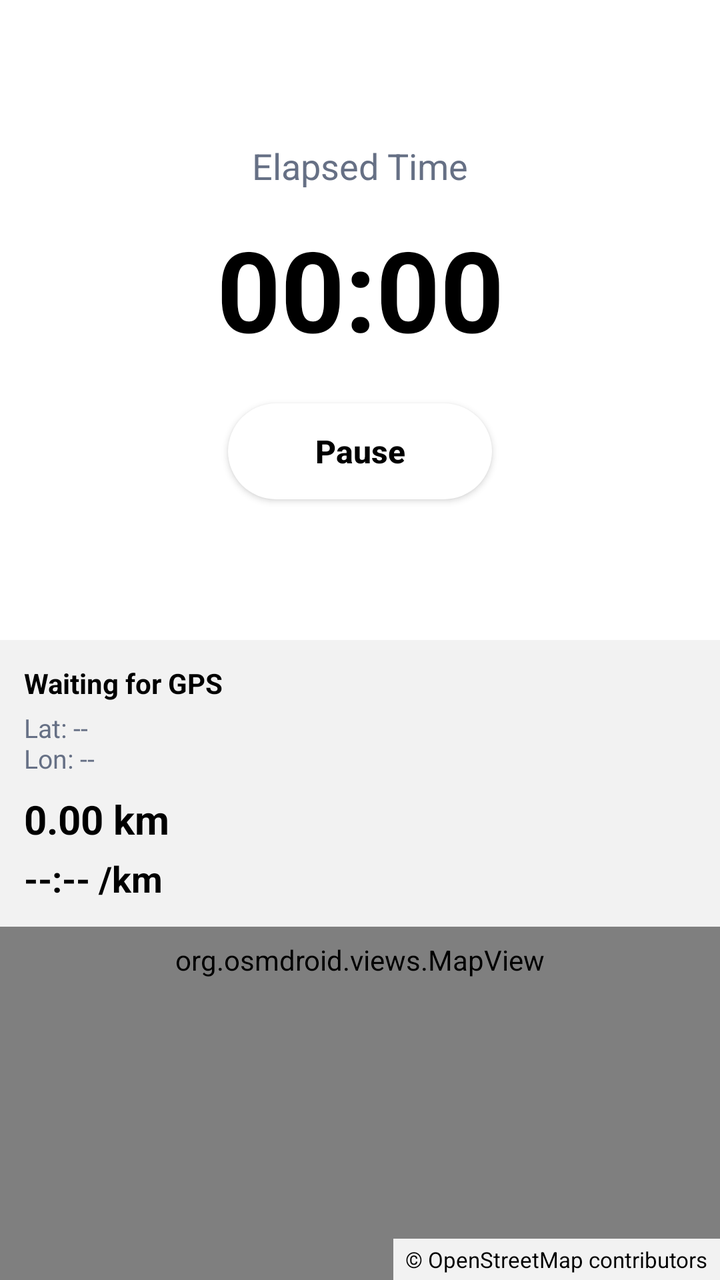
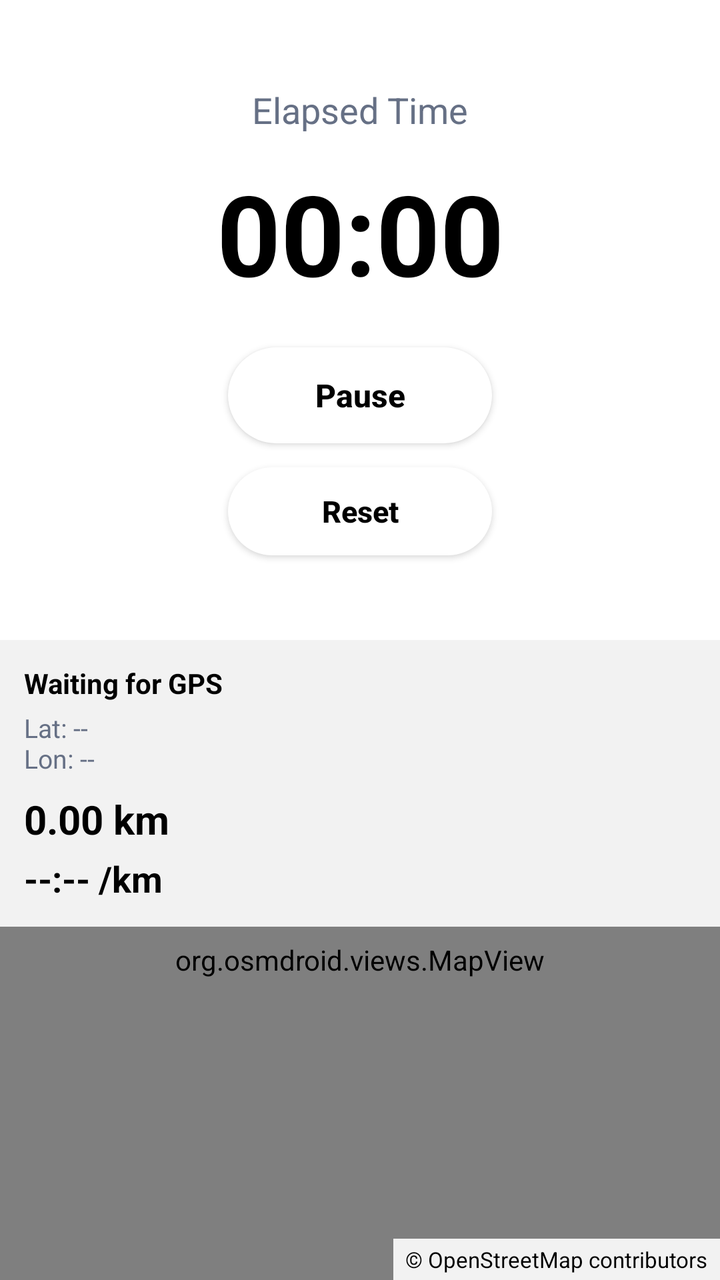

Two renders of the same Android screen: before a commit and after it. Below are the layout's source before the change and the commit's diff.
<!-- AndroidManifest.xml: application theme Theme.runr -->
<!-- res/layout/activity_run.xml -->
<?xml version="1.0" encoding="utf-8"?>
<androidx.constraintlayout.widget.ConstraintLayout xmlns:android="http://schemas.android.com/apk/res/android"
    xmlns:app="http://schemas.android.com/apk/res-auto"
    xmlns:tools="http://schemas.android.com/tools"
    android:id="@+id/runRoot"
    android:layout_width="match_parent"
    android:layout_height="match_parent"
    android:background="@color/run_screen_background"
    tools:context=".RunActivity">

    <androidx.constraintlayout.widget.Guideline
        android:id="@+id/halfwayGuideline"
        android:layout_width="wrap_content"
        android:layout_height="wrap_content"
        android:orientation="horizontal"
        app:layout_constraintGuide_percent="0.5" />

    <androidx.constraintlayout.widget.ConstraintLayout
        android:id="@+id/timerContainer"
        android:layout_width="0dp"
        android:layout_height="0dp"
        android:paddingStart="24dp"
        android:paddingEnd="24dp"
        app:layout_constraintBottom_toTopOf="@id/halfwayGuideline"
        app:layout_constraintEnd_toEndOf="parent"
        app:layout_constraintStart_toStartOf="parent"
        app:layout_constraintTop_toTopOf="parent">

        <TextView
            android:id="@+id/elapsedTimeLabel"
            android:layout_width="wrap_content"
            android:layout_height="wrap_content"
            android:text="@string/elapsed_time"
            android:textColor="@color/run_screen_secondary_text"
            android:textSize="18sp"
            app:layout_constraintBottom_toTopOf="@id/elapsedTimeChronometer"
            app:layout_constraintEnd_toEndOf="parent"
            app:layout_constraintStart_toStartOf="parent"
            app:layout_constraintTop_toTopOf="parent"
            app:layout_constraintVertical_chainStyle="packed" />

        <Chronometer
            android:id="@+id/elapsedTimeChronometer"
            android:layout_width="wrap_content"
            android:layout_height="wrap_content"
            android:layout_marginTop="12dp"
            android:fontFamily="sans"
            android:format="%s"
            android:textColor="@color/run_screen_primary_text"
            android:textSize="56sp"
            android:textStyle="bold"
            app:layout_constraintBottom_toTopOf="@id/pauseRunButton"
            app:layout_constraintEnd_toEndOf="parent"
            app:layout_constraintStart_toStartOf="parent"
            app:layout_constraintTop_toBottomOf="@id/elapsedTimeLabel" />

        <androidx.appcompat.widget.AppCompatButton
            android:id="@+id/pauseRunButton"
            android:layout_width="wrap_content"
            android:layout_height="wrap_content"
            android:layout_marginTop="20dp"
            android:minWidth="132dp"
            android:minHeight="48dp"
            android:background="@drawable/start_run_button_background"
            android:backgroundTint="@null"
            android:elevation="4dp"
            android:paddingStart="24dp"
            android:paddingEnd="24dp"
            android:text="@string/pause_run"
            android:textAllCaps="false"
            android:textColor="@color/start_run_button_text"
            android:textSize="16sp"
            android:textStyle="bold"
            app:backgroundTint="@null"
            app:layout_constraintBottom_toBottomOf="parent"
            app:layout_constraintEnd_toEndOf="parent"
            app:layout_constraintStart_toStartOf="parent"
            app:layout_constraintTop_toBottomOf="@id/elapsedTimeChronometer" />

    </androidx.constraintlayout.widget.ConstraintLayout>

    <FrameLayout
        android:id="@+id/mapContainer"
        android:layout_width="0dp"
        android:layout_height="0dp"
        android:background="@color/map_placeholder_background"
        app:layout_constraintBottom_toBottomOf="parent"
        app:layout_constraintEnd_toEndOf="parent"
        app:layout_constraintStart_toStartOf="parent"
        app:layout_constraintTop_toBottomOf="@id/halfwayGuideline">

        <org.osmdroid.views.MapView
            android:id="@+id/runMapView"
            android:layout_width="match_parent"
            android:layout_height="match_parent" />

        <LinearLayout
            android:layout_width="match_parent"
            android:layout_height="wrap_content"
            android:layout_gravity="top"
            android:background="@color/map_status_overlay_background"
            android:orientation="vertical"
            android:padding="12dp">

            <TextView
                android:id="@+id/locationStatusText"
                android:layout_width="match_parent"
                android:layout_height="wrap_content"
                android:text="@string/location_waiting"
                android:textColor="@color/run_screen_primary_text"
                android:textSize="14sp"
                android:textStyle="bold" />

            <TextView
                android:id="@+id/locationCoordinatesText"
                android:layout_width="match_parent"
                android:layout_height="wrap_content"
                android:layout_marginTop="4dp"
                android:text="@string/location_coordinates_placeholder"
                android:textColor="@color/run_screen_secondary_text"
                android:textSize="13sp" />

            <TextView
                android:id="@+id/distanceText"
                android:layout_width="match_parent"
                android:layout_height="wrap_content"
                android:layout_marginTop="8dp"
                android:text="@string/distance_placeholder"
                android:textColor="@color/run_screen_primary_text"
                android:textSize="20sp"
                android:textStyle="bold" />

            <TextView
                android:id="@+id/paceText"
                android:layout_width="match_parent"
                android:layout_height="wrap_content"
                android:layout_marginTop="4dp"
                android:text="@string/pace_placeholder"
                android:textColor="@color/run_screen_primary_text"
                android:textSize="18sp"
                android:textStyle="bold" />

        </LinearLayout>

        <TextView
            android:id="@+id/mapAttributionText"
            android:layout_width="wrap_content"
            android:layout_height="wrap_content"
            android:layout_gravity="bottom|end"
            android:background="@color/map_status_overlay_background"
            android:paddingStart="6dp"
            android:paddingTop="3dp"
            android:paddingEnd="6dp"
            android:paddingBottom="3dp"
            android:text="@string/map_attribution"
            android:textColor="@color/run_screen_primary_text"
            android:textSize="11sp" />

    </FrameLayout>

</androidx.constraintlayout.widget.ConstraintLayout>
<!-- resources referenced by this layout -->
<resources>
  <color name="map_placeholder_background">#FFEAF2F8</color>
  <color name="map_status_overlay_background">#E6FFFFFF</color>
  <color name="run_screen_background">#FFFFFFFF</color>
  <color name="run_screen_primary_text">#FF000000</color>
  <color name="run_screen_secondary_text">#FF667085</color>
  <color name="start_run_button_text">#FF000000</color>
  <!-- drawable start_run_button_background (drawable) -->
  <?xml version="1.0" encoding="utf-8"?>
  <selector xmlns:android="http://schemas.android.com/apk/res/android">
      <item android:state_pressed="true">
          <shape>
              <solid android:color="@color/start_run_button_pressed" />
              <corners android:radius="28dp" />
          </shape>
      </item>
      <item>
          <shape>
              <solid android:color="@color/start_run_button" />
              <corners android:radius="28dp" />
          </shape>
      </item>
  </selector>
  <string name="distance_placeholder">0.00 km</string>
  <string name="elapsed_time">Elapsed Time</string>
  <string name="location_coordinates_placeholder">Lat: --\nLon: --</string>
  <string name="location_waiting">Waiting for GPS</string>
  <string name="map_attribution">© OpenStreetMap contributors</string>
  <string name="pace_placeholder">--:-- /km</string>
  <string name="pause_run">Pause</string>
  <style name="Theme.runr" parent="Base.Theme.runr" />
  <color name="start_run_button_pressed">#FFE7ECF3</color>
  <color name="start_run_button">#FFFFFFFF</color>
  <style name="Base.Theme.runr" parent="Theme.Material3.DayNight.NoActionBar">
          
          
      </style>
</resources>

<!-- the commit's change to res/layout/activity_run.xml (unified diff, before → after) -->
@@ -72,10 +72,33 @@
             android:textSize="16sp"
             android:textStyle="bold"
             app:backgroundTint="@null"
+            app:layout_constraintBottom_toTopOf="@id/resetRunButton"
+            app:layout_constraintEnd_toEndOf="parent"
+            app:layout_constraintStart_toStartOf="parent"
+            app:layout_constraintTop_toBottomOf="@id/elapsedTimeChronometer" />
+
+        <androidx.appcompat.widget.AppCompatButton
+            android:id="@+id/resetRunButton"
+            android:layout_width="wrap_content"
+            android:layout_height="wrap_content"
+            android:layout_marginTop="12dp"
+            android:minWidth="132dp"
+            android:minHeight="44dp"
+            android:background="@drawable/start_run_button_background"
+            android:backgroundTint="@null"
+            android:elevation="4dp"
+            android:paddingStart="24dp"
+            android:paddingEnd="24dp"
+            android:text="@string/reset_run"
+            android:textAllCaps="false"
+            android:textColor="@color/start_run_button_text"
+            android:textSize="15sp"
+            android:textStyle="bold"
+            app:backgroundTint="@null"
             app:layout_constraintBottom_toBottomOf="parent"
             app:layout_constraintEnd_toEndOf="parent"
             app:layout_constraintStart_toStartOf="parent"
-            app:layout_constraintTop_toBottomOf="@id/elapsedTimeChronometer" />
+            app:layout_constraintTop_toBottomOf="@id/pauseRunButton" />
 
     </androidx.constraintlayout.widget.ConstraintLayout>
 
<!-- resource entries referenced after the edit -->
@@ -29,6 +29,7 @@
   <string name="map_attribution">© OpenStreetMap contributors</string>
   <string name="pace_placeholder">--:-- /km</string>
   <string name="pause_run">Pause</string>
+  <string name="reset_run">Reset</string>
   <style name="Theme.runr" parent="Base.Theme.runr" />
   <color name="start_run_button_pressed">#FFE7ECF3</color>
   <color name="start_run_button">#FFFFFFFF</color>
